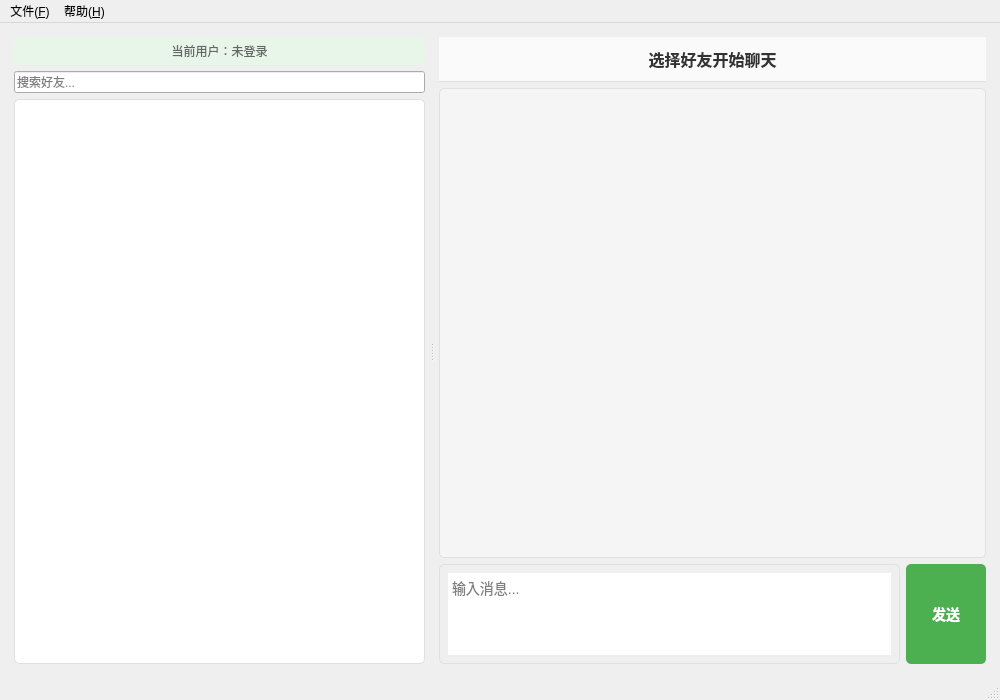
First picture: the form in mainwindow.ui, repository wuhu503/IMSystem, before the edit.
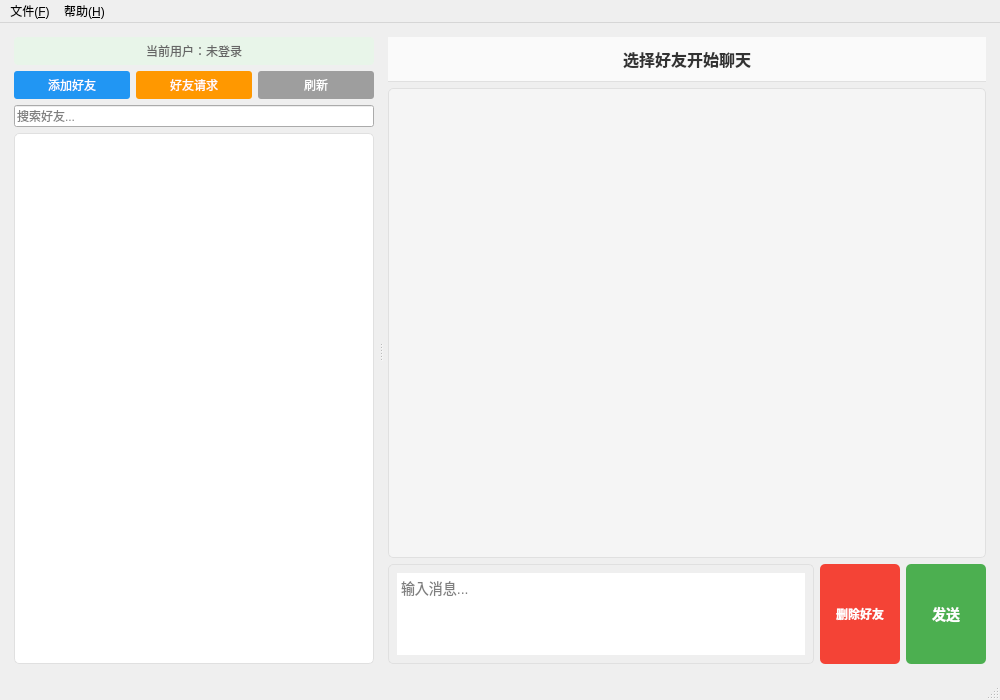
Second picture: the form after the edit.

Commit message:
feat: 实现客户端好友UI功能
- 更新 MainWindow，添加好友搜索、添加、删除、刷新功能
- 添加好友操作按钮（添加好友、好友请求、刷新、删除好友）
- 实现好友列表显示（头像、昵称、在线状态）
- 实现添加好友对话框（输入用户名发送好友申请）
- 实现删除好友功能（带确认对话框）
- 连接TcpClient信号，处理好友相关响应消息
- 登录后自动请求好友列表
- 更新 PROGRESS.md 和 SUMMARY.md 文档

Patch:
```diff
--- a/mainwindow.ui
+++ b/mainwindow.ui
@@ -59,6 +59,70 @@
           </property>
          </widget>
         </item>
+        <item>
+         <layout class="QHBoxLayout" name="friendButtonLayout">
+          <item>
+           <widget class="QPushButton" name="addFriendBtn">
+            <property name="text">
+             <string>添加好友</string>
+            </property>
+            <property name="styleSheet">
+             <string notr="true">QPushButton {
+    background-color: #2196F3;
+    color: white;
+    border: none;
+    border-radius: 3px;
+    padding: 5px;
+    font-size: 12px;
+}
+QPushButton:hover {
+    background-color: #1976D2;
+}</string>
+            </property>
+           </widget>
+          </item>
+          <item>
+           <widget class="QPushButton" name="friendRequestsBtn">
+            <property name="text">
+             <string>好友请求</string>
+            </property>
+            <property name="styleSheet">
+             <string notr="true">QPushButton {
+    background-color: #FF9800;
+    color: white;
+    border: none;
+    border-radius: 3px;
+    padding: 5px;
+    font-size: 12px;
+}
+QPushButton:hover {
+    background-color: #F57C00;
+}</string>
+            </property>
+           </widget>
+          </item>
+          <item>
+           <widget class="QPushButton" name="refreshFriendsBtn">
+            <property name="text">
+             <string>刷新</string>
+            </property>
+            <property name="styleSheet">
+             <string notr="true">QPushButton {
+    background-color: #9E9E9E;
+    color: white;
+    border: none;
+    border-radius: 3px;
+    padding: 5px;
+    font-size: 12px;
+}
+QPushButton:hover {
+    background-color: #757575;
+}</string>
+            </property>
+           </widget>
+          </item>
+         </layout>
+        </item>
         <item>
          <widget class="QLineEdit" name="searchEdit">
           <property name="placeholderText">
@@ -174,6 +238,41 @@
             </property>
            </widget>
           </item>
+          <item>
+           <widget class="QPushButton" name="deleteFriendBtn">
+            <property name="text">
+             <string>删除好友</string>
+            </property>
+            <property name="minimumSize">
+             <size>
+              <width>80</width>
+              <height>60</height>
+             </size>
+            </property>
+            <property name="maximumSize">
+             <size>
+              <width>80</width>
+              <height>100</height>
+             </size>
+            </property>
+            <property name="styleSheet">
+             <string notr="true">QPushButton {
+    background-color: #f44336;
+    color: white;
+    border: none;
+    border-radius: 5px;
+    font-size: 12px;
+    font-weight: bold;
+}
+QPushButton:hover {
+    background-color: #d32f2f;
+}
+QPushButton:pressed {
+    background-color: #b71c1c;
+}</string>
+            </property>
+           </widget>
+          </item>
           <item>
            <widget class="QPushButton" name="sendBtn">
             <property name="text">
```
The commit also changes 2 other files.
